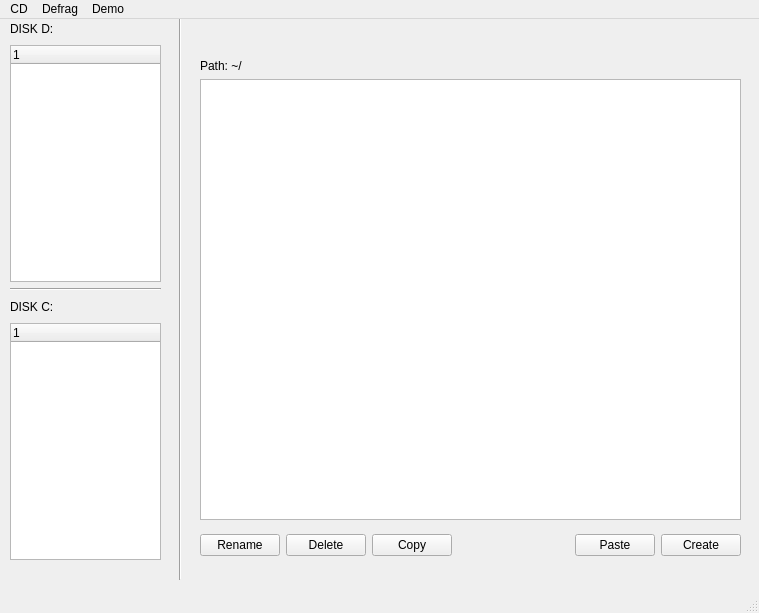
First picture: the form in mainwindow.ui, repository ArthurRde/SimpleFileSystem, before the edit.
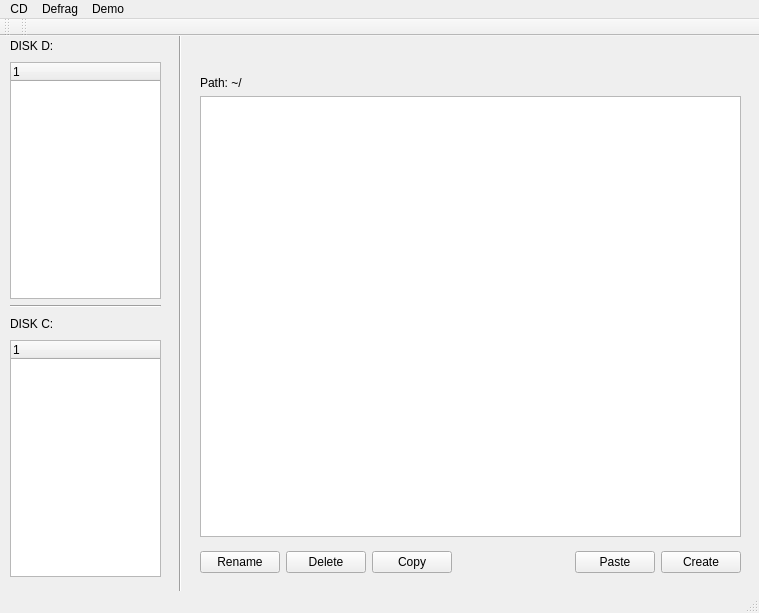
Second picture: the form after the edit.

What changed in the file:
```diff
--- a/mainwindow.ui
+++ b/mainwindow.ui
@@ -236,11 +236,28 @@
    <addaction name="menuDemo"/>
   </widget>
   <widget class="QStatusBar" name="statusbar"/>
-  <action name="actionSchreiben">
-   <property name="text">
-    <string>Write</string>
+  <widget class="QToolBar" name="toolBar">
+   <property name="windowTitle">
+    <string>toolBar</string>
    </property>
-  </action>
+   <attribute name="toolBarArea">
+    <enum>TopToolBarArea</enum>
+   </attribute>
+   <attribute name="toolBarBreak">
+    <bool>false</bool>
+   </attribute>
+  </widget>
+  <widget class="QToolBar" name="toolBar_2">
+   <property name="windowTitle">
+    <string>toolBar_2</string>
+   </property>
+   <attribute name="toolBarArea">
+    <enum>TopToolBarArea</enum>
+   </attribute>
+   <attribute name="toolBarBreak">
+    <bool>false</bool>
+   </attribute>
+  </widget>
   <action name="actionRead">
    <property name="text">
     <string>Read</string>
```
Left out of the diff: 51 changed lines with no effect on the pictures.
